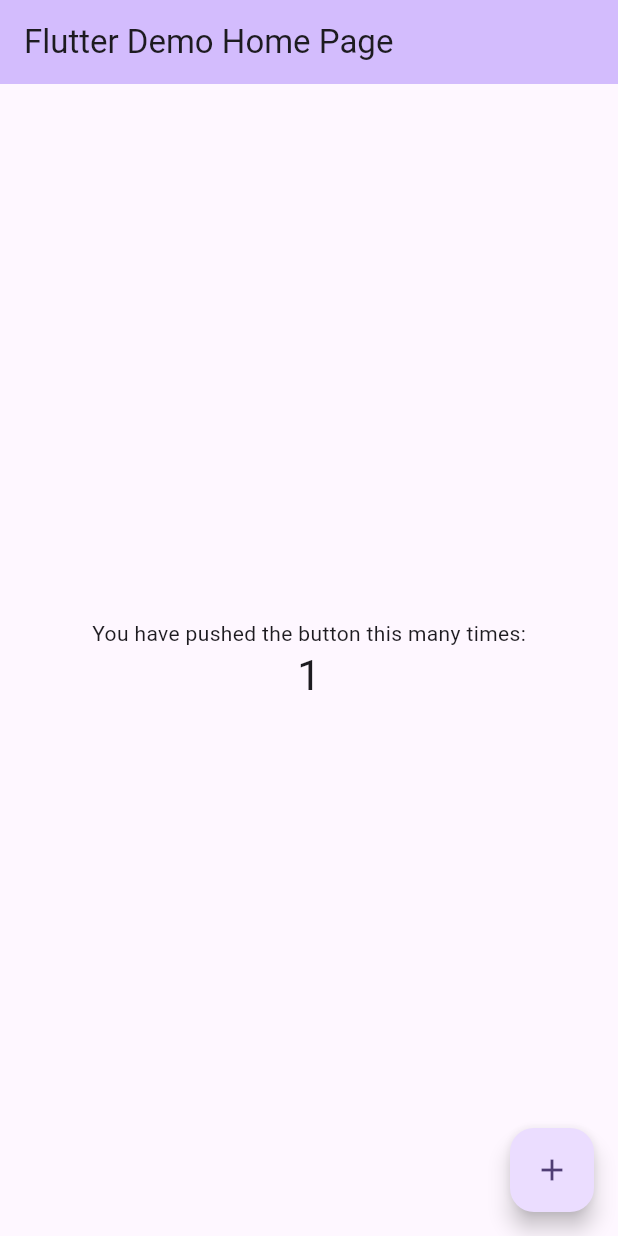
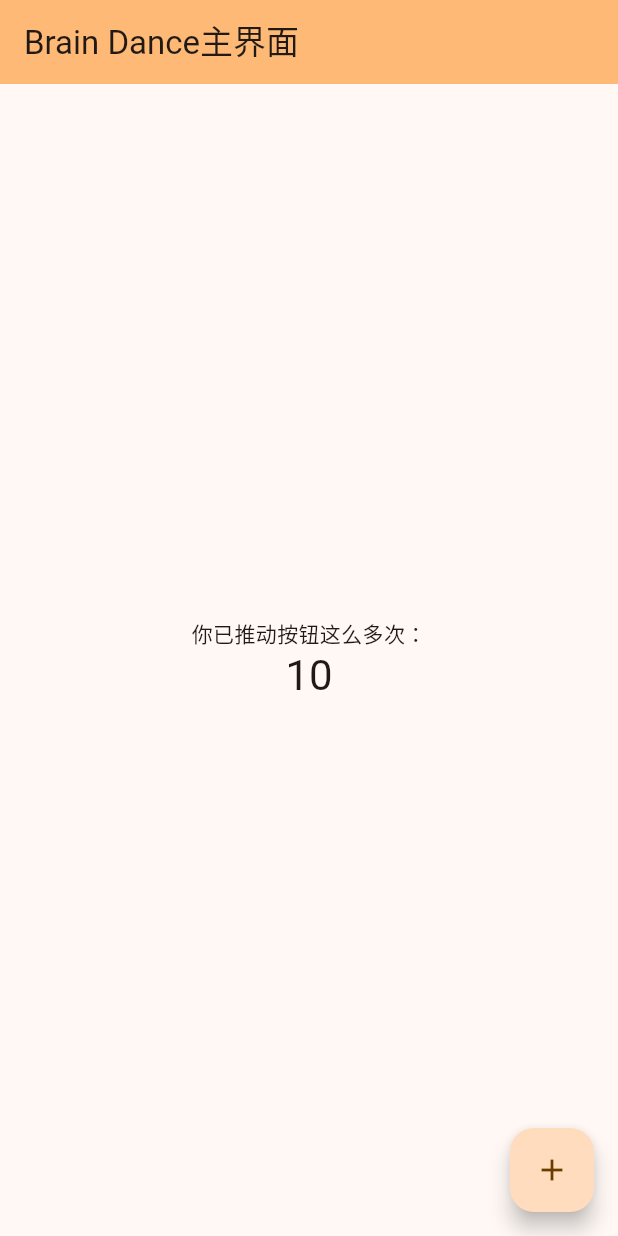
Before and after one commit to tianxingleo/BrainDance, a Flutter app: the screen it shows after launch, after a tap on the "add" icon, on a phone screen of 412 x 824 dp. Run offline on Flutter 3.47's test engine with Material 3 defaults, Android fonts, the phone set to English and light mode, and no system bars.

Commit message:
更新本地化功能框架

```diff
--- /dev/null
+++ b/app/lib/language.dart
@@ -0,0 +1,21 @@
+class Localize {
+  static const Map<String, String> mapZh = {
+    "lang" : "zh_cn",
+    "lang_name" : "简体中文",
+    "title" : "Brain Dance",
+    "home_page" : "Brain Dance主界面",
+    "main" : "你已推动按钮这么多次：",
+  };
+  static const Map<String, String> mapEn = {
+    "lang" : "en_us",
+    "lang_name" : "English",
+    "title" : "Brain Dance",
+    "home_page" : "Brain Dance Home Page",
+    "main" : "You have pushed the button this many times:",
+  };
+  static const List<Map<String, String>> languageMaps = [mapZh, mapEn];
+
+  static String t({int langCode = 0, String text = ""}) {
+    return languageMaps[langCode][text] ?? text;
+  }
+}
--- a/app/lib/main.dart
+++ b/app/lib/main.dart
@@ -1,5 +1,16 @@
 import 'package:flutter/material.dart';
+import 'language.dart';
 
+class AppConfig {
+  static const appName = 'BrainDance';
+  static const version = '1.0.0';
+  static Color primaryColor = Colors.blue;
+  static Color accentColor = Colors.orange;
+  static int langCode = 0;
+}
+String textLocalize(String id) {
+  return Localize.t(langCode : AppConfig.langCode, text : id);
+}
 void main() {
   runApp(const MyApp());
 }
@@ -7,30 +18,14 @@ void main() {
 class MyApp extends StatelessWidget {
   const MyApp({super.key});
 
-  // This widget is the root of your application.
   @override
   Widget build(BuildContext context) {
     return MaterialApp(
-      title: 'Flutter Demo',
+      title: textLocalize("title"),
       theme: ThemeData(
-        // This is the theme of your application.
-        //
-        // TRY THIS: Try running your application with "flutter run". You'll see
-        // the application has a purple toolbar. Then, without quitting the app,
-        // try changing the seedColor in the colorScheme below to Colors.green
-        // and then invoke "hot reload" (save your changes or press the "hot
-        // reload" button in a Flutter-supported IDE, or press "r" if you used
-        // the command line to start the app).
-        //
-        // Notice that the counter didn't reset back to zero; the application
-        // state is not lost during the reload. To reset the state, use hot
-        // restart instead.
-        //
-        // This works for code too, not just values: Most code changes can be
-        // tested with just a hot reload.
-        colorScheme: .fromSeed(seedColor: Colors.deepPurple),
+        colorScheme: .fromSeed(seedColor: AppConfig.accentColor),
       ),
-      home: const MyHomePage(title: 'Flutter Demo Home Page'),
+      home: MyHomePage(title: textLocalize("home_page")),
     );
   }
 }
@@ -63,7 +58,7 @@ class _MyHomePageState extends State<MyHomePage> {
       // so that the display can reflect the updated values. If we changed
       // _counter without calling setState(), then the build method would not be
       // called again, and so nothing would appear to happen.
-      _counter++;
+      _counter += 10;
     });
   }
 
@@ -104,7 +99,7 @@ class _MyHomePageState extends State<MyHomePage> {
           // wireframe for each widget.
           mainAxisAlignment: .center,
           children: [
-            const Text('You have pushed the button this many times:'),
+            Text(textLocalize("main")),
             Text(
               '$_counter',
               style: Theme.of(context).textTheme.headlineMedium,
--- a/app/pubspec.yaml
+++ b/app/pubspec.yaml
@@ -1,4 +1,4 @@
-name: flutter_application_2
+name: braindance
 description: "A new Flutter project."
 # The following line prevents the package from being accidentally published to
 # pub.dev using `flutter pub publish`. This is preferred for private packages.
```
Also changed, not shown: 19 other files.
